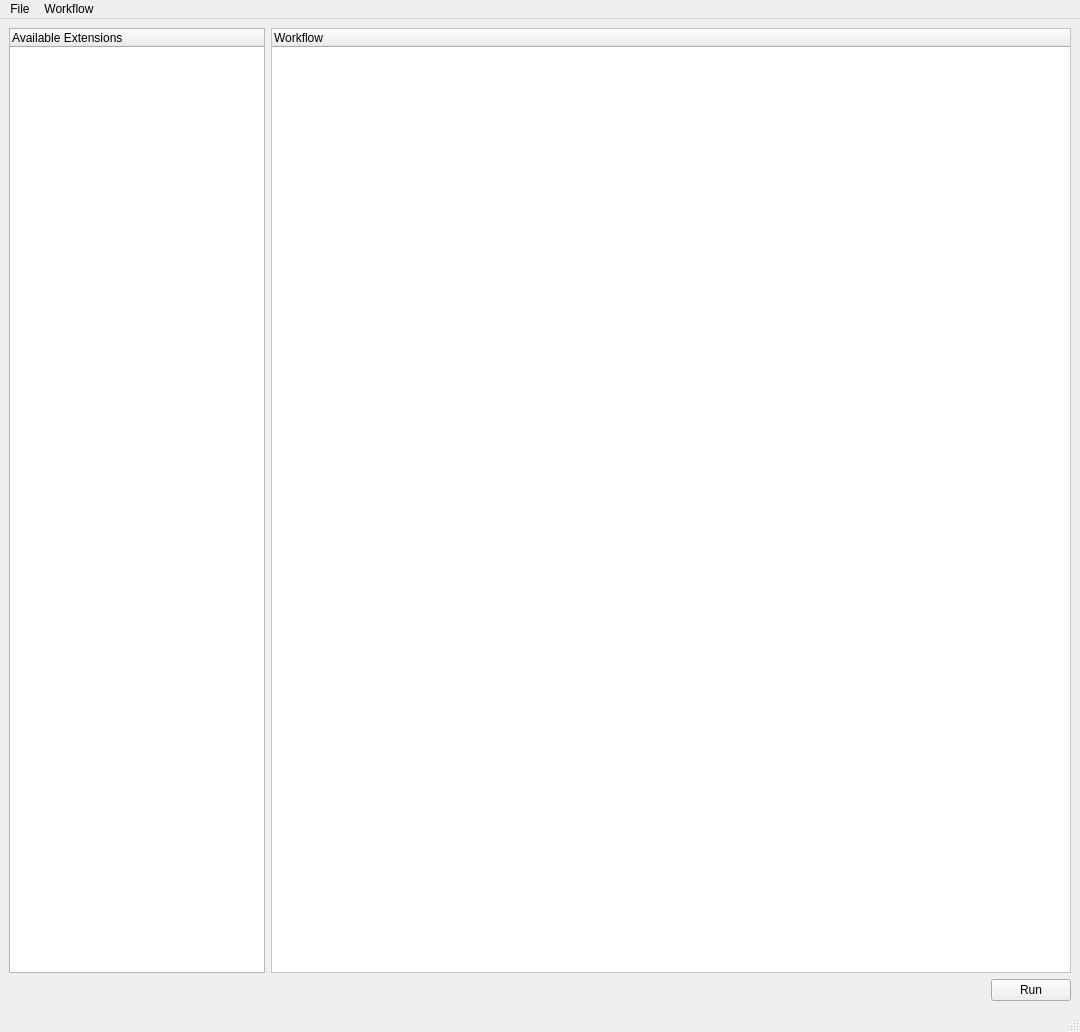
Above: usetem/mainWindow.ui from LeBeauGroup/usetem before the change. Below: the same form after it.
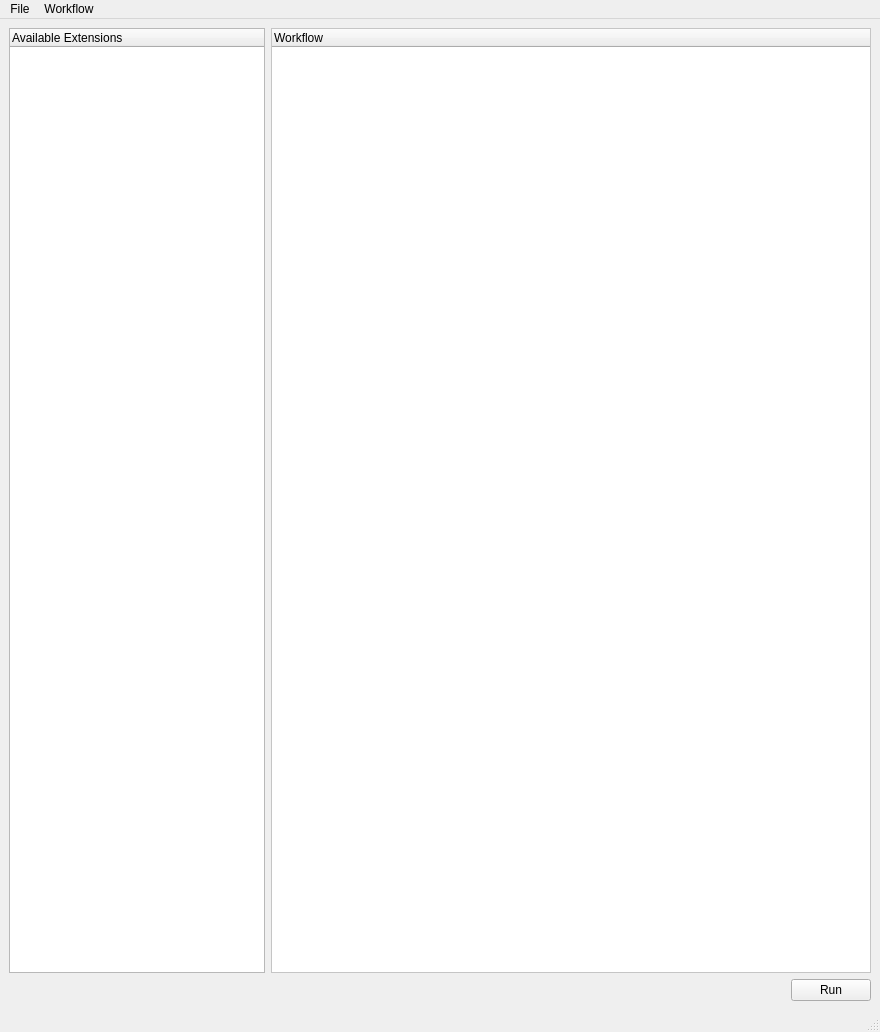
That is the form after the change. Custom widgets are drawn as their Qt base class.

Commit message: raise lower the screen

Diff of the .ui file:
```diff
--- a/usetem/mainWindow.ui
+++ b/usetem/mainWindow.ui
@@ -6,7 +6,7 @@
    <rect>
     <x>0</x>
     <y>0</y>
-    <width>1080</width>
+    <width>880</width>
     <height>1032</height>
    </rect>
   </property>
@@ -59,13 +59,13 @@
      <widget class="WorkflowTreeWidget" name="workflowTree">
       <property name="minimumSize">
        <size>
-        <width>800</width>
+        <width>600</width>
         <height>0</height>
        </size>
       </property>
       <property name="maximumSize">
        <size>
-        <width>800</width>
+        <width>600</width>
         <height>16777215</height>
        </size>
       </property>
@@ -112,7 +112,7 @@
     <rect>
      <x>0</x>
      <y>0</y>
-     <width>1080</width>
+     <width>880</width>
      <height>18</height>
     </rect>
    </property>
```
The commit also changes 7 other files.
